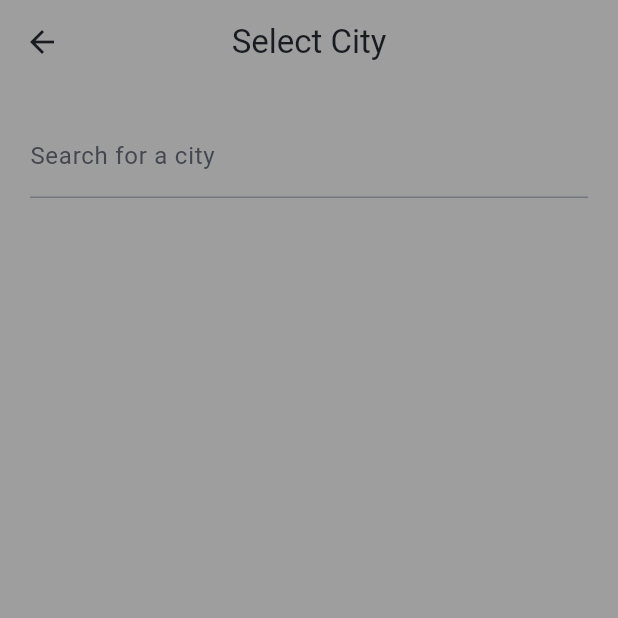
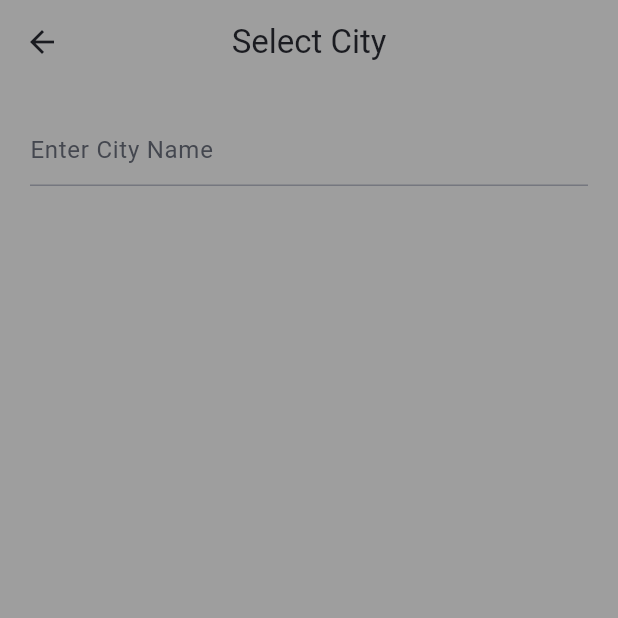
Before and after one commit to hasibsakib1/weather4u, a Flutter app: the SelectCityPage screen opened directly, on a phone screen of 412 x 824 dp, the top half of it. Run offline on Flutter 3.47's test engine with Material 3 defaults, Android fonts, the phone set to English and light mode, and no system bars; our stand-ins replace dio, flutter_riverpod, geolocator, shimmer.

Commit message:
platform specific textfield for searching city

```diff
--- a/lib/ui/homepage.dart
+++ b/lib/ui/homepage.dart
@@ -65,7 +65,8 @@ class HomePage extends ConsumerWidget {
       //     ],
       //   ),
       // ),
-      body: CustomScrollView(
+      body: SafeArea(
+        child: CustomScrollView(
           slivers: [
             SliverAppBar(
               title: Row(
@@ -166,6 +167,7 @@ class HomePage extends ConsumerWidget {
               ),
             ),
           ],
+        ),
       ),
     );
   }
--- a/lib/ui/select_city_page.dart
+++ b/lib/ui/select_city_page.dart
@@ -1,5 +1,7 @@
 import 'dart:async';
+import 'dart:io';
 
+import 'package:flutter/cupertino.dart';
 import 'package:flutter/material.dart';
 import 'package:flutter_riverpod/flutter_riverpod.dart';
 import 'package:weather4u/data/model/city_model.dart';
@@ -7,7 +9,6 @@ import 'package:weather4u/data/model/city_model.dart';
 import '../data/current_city.dart';
 import '../data/current_weather_controller.dart';
 import '../data/geolocation.dart';
-
 
 class SelectCityPage extends ConsumerStatefulWidget {
   const SelectCityPage({super.key});
@@ -37,21 +38,22 @@ class _SelectCityPageState extends ConsumerState<SelectCityPage> {
           padding: const EdgeInsets.all(20),
           child: Column(
             children: [
-              TextField(
-                decoration: const InputDecoration(
-                  // border: InputBorder.none,
-                  hintText: 'Enter City Name',
-                  label: Text("Search for a city"),
-                ),
-                onChanged: (value) {
-                  _onSearchChanged(value);
-                },
-                onSubmitted: (value) {
-                  if (value.isNotEmpty) {
-                    ref.read(geoLocationProvider.notifier).refreshWith(value);
-                  }
-                },
-              ),
+              _buildPlatformSpecificTextField(),
+              // TextField(
+              //   decoration: const InputDecoration(
+              //     // border: InputBorder.none,
+              //     hintText: 'Enter City Name',
+              //     label: Text("Search for a city"),
+              //   ),
+              //   onChanged: (value) {
+              //     _onSearchChanged(value);
+              //   },
+              //   onSubmitted: (value) {
+              //     if (value.isNotEmpty) {
+              //       ref.read(geoLocationProvider.notifier).refreshWith(value);
+              //     }
+              //   },
+              // ),
               const SizedBox(height: 20),
               geoLocation.when(
                 data: (data) {
@@ -61,9 +63,16 @@ class _SelectCityPageState extends ConsumerState<SelectCityPage> {
                           (entry) => ListTile(
                             onTap: () {
                               debugPrint('Selected: $entry');
-                              ref.read(currentWeatherProvider.notifier).refreshWith(entry.lat, entry.lon);
-                              final city = CityModel(name: entry.name, country: entry.country, state: entry.state);
-                              ref.read(currentCityProvider.notifier).updateCity(city);
+                              ref
+                                  .read(currentWeatherProvider.notifier)
+                                  .refreshWith(entry.lat, entry.lon);
+                              final city = CityModel(
+                                  name: entry.name,
+                                  country: entry.country,
+                                  state: entry.state);
+                              ref
+                                  .read(currentCityProvider.notifier)
+                                  .updateCity(city);
                               Navigator.pop(context);
                               ref.read(geoLocationProvider.notifier).clear();
                             },
@@ -88,6 +97,50 @@ class _SelectCityPageState extends ConsumerState<SelectCityPage> {
     );
   }
 
+  Widget _buildPlatformSpecificTextField() {
+    if (Platform.isIOS) {
+      return SizedBox(
+        height: 50,
+        width: double.infinity,
+        child: CupertinoTextField(
+          onChanged: (value) {
+            _onSearchChanged(value);
+          },
+          onSubmitted: (value) {
+            if (value.isNotEmpty) {
+              ref.read(geoLocationProvider.notifier).refreshWith(value);
+            }
+          },
+          style: const TextStyle(
+            color: Colors.white,
+          ),
+          decoration: BoxDecoration(
+            color: Colors.white.withOpacity(0.1),
+            borderRadius: BorderRadius.all(Radius.circular(10)),
+          ),
+          placeholder: 'Enter City Name',
+          placeholderStyle: TextStyle(
+            color: Colors.white.withOpacity(0.7),
+          ),
+        ),
+      );
+    } else {
+      return TextField(
+        decoration: const InputDecoration(
+          hintText: 'Enter City Name',
+        ),
+        onChanged: (value) {
+          _onSearchChanged(value);
+        },
+        onSubmitted: (value) {
+          if (value.isNotEmpty) {
+            ref.read(geoLocationProvider.notifier).refreshWith(value);
+          }
+        },
+      );
+    }
+  }
+
   void _onSearchChanged(String value) {
     if (_debounce?.isActive ?? false) _debounce?.cancel();
     _debounce = Timer(const Duration(seconds: 1), () {
```
Lines whose indentation alone changed are shown as unchanged.
